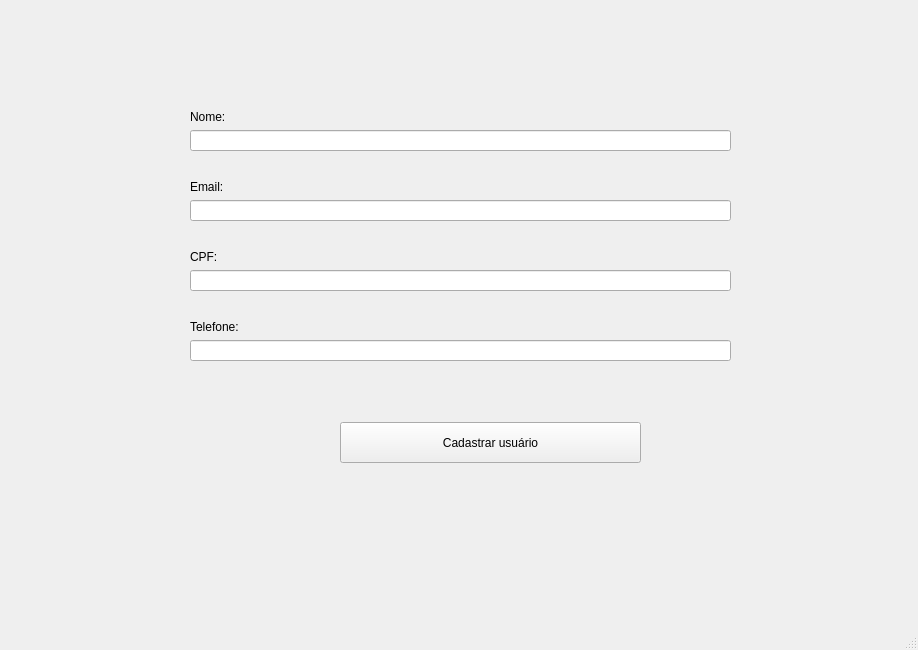
Old version of the form views/cadastroUsuario.ui in the repository Hawstyyy/biblioteca-poo.
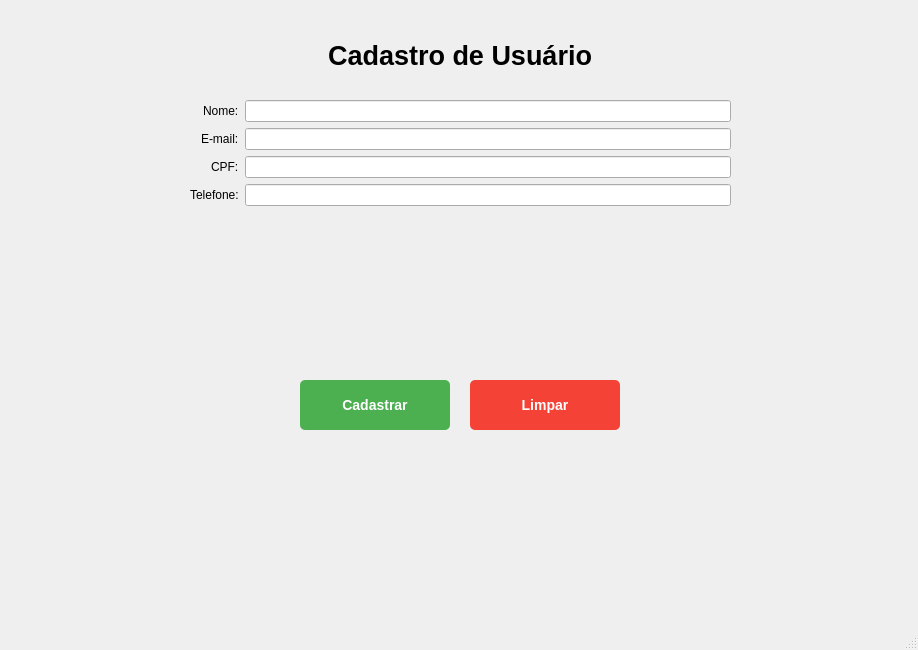
New version of the form.

Patch:
```diff
--- a/views/cadastroUsuario.ui
+++ b/views/cadastroUsuario.ui
@@ -14,90 +14,79 @@
    <string>MainWindow</string>
   </property>
   <widget class="QWidget" name="centralwidget">
-   <widget class="QWidget" name="gridLayoutWidget">
+   <widget class="QLabel" name="tituloLabel">
+    <property name="geometry">
+     <rect>
+      <x>260</x>
+      <y>30</y>
+      <width>400</width>
+      <height>50</height>
+     </rect>
+    </property>
+    <property name="text">
+     <string>Cadastro de Usuário</string>
+    </property>
+    <property name="alignment">
+     <set>Qt::AlignCenter</set>
+    </property>
+    <property name="font">
+     <font>
+      <pointsize>20</pointsize>
+      <bold>true</bold>
+     </font>
+    </property>
+   </widget>
+   <widget class="QWidget" name="formLayoutWidget">
     <property name="geometry">
      <rect>
       <x>190</x>
-      <y>110</y>
+      <y>100</y>
       <width>541</width>
-      <height>41</height>
+      <height>250</height>
      </rect>
     </property>
-    <layout class="QGridLayout" name="gridLayout">
+    <layout class="QFormLayout" name="formLayout">
+     <property name="labelAlignment">
+      <set>Qt::AlignRight|Qt::AlignTrailing|Qt::AlignVCenter</set>
+     </property>
      <item row="0" column="0">
-      <widget class="QLabel" name="label">
+      <widget class="QLabel" name="label_nome">
        <property name="text">
         <string>Nome:</string>
        </property>
       </widget>
      </item>
-     <item row="1" column="0">
+     <item row="0" column="1">
       <widget class="QLineEdit" name="nomeCadastro"/>
      </item>
-    </layout>
-   </widget>
-   <widget class="QWidget" name="gridLayoutWidget_2">
-    <property name="geometry">
-     <rect>
-      <x>190</x>
-      <y>180</y>
-      <width>541</width>
-      <height>41</height>
-     </rect>
-    </property>
-    <layout class="QGridLayout" name="gridLayout_2">
-     <item row="0" column="0">
-      <widget class="QLabel" name="label_2">
+     <item row="1" column="0">
+      <widget class="QLabel" name="label_email">
        <property name="text">
-        <string>Email:</string>
+        <string>E-mail:</string>
        </property>
       </widget>
      </item>
-     <item row="1" column="0">
+     <item row="1" column="1">
       <widget class="QLineEdit" name="cadastroEmail"/>
      </item>
-    </layout>
-   </widget>
-   <widget class="QWidget" name="gridLayoutWidget_3">
-    <property name="geometry">
-     <rect>
-      <x>190</x>
-      <y>250</y>
-      <width>541</width>
-      <height>41</height>
-     </rect>
-    </property>
-    <layout class="QGridLayout" name="gridLayout_3">
-     <item row="0" column="0">
-      <widget class="QLabel" name="label_3">
+     <item row="2" column="0">
+      <widget class="QLabel" name="label_cpf">
        <property name="text">
         <string>CPF:</string>
        </property>
       </widget>
      </item>
-     <item row="1" column="0">
+     <item row="2" column="1">
       <widget class="QLineEdit" name="cadastroCpf"/>
      </item>
-    </layout>
-   </widget>
-   <widget class="QWidget" name="gridLayoutWidget_4">
-    <property name="geometry">
-     <rect>
-      <x>190</x>
-      <y>320</y>
-      <width>541</width>
-      <height>41</height>
-     </rect>
-    </property>
-    <layout class="QGridLayout" name="gridLayout_4">
-     <item row="0" column="0">
-      <widget class="QLabel" name="label_4">
+     <item row="3" column="0">
+      <widget class="QLabel" name="label_telefone">
        <property name="text">
         <string>Telefone:</string>
        </property>
       </widget>
      </item>
-     <item row="1" column="0">
+     <item row="3" column="1">
       <widget class="QLineEdit" name="telefoneCadastro"/>
      </item>
     </layout>
@@ -105,14 +94,33 @@
    <widget class="QPushButton" name="cadastrarUsuario">
     <property name="geometry">
      <rect>
-      <x>340</x>
-      <y>422</y>
-      <width>301</width>
-      <height>41</height>
+      <x>300</x>
+      <y>380</y>
+      <width>150</width>
+      <height>50</height>
      </rect>
     </property>
     <property name="text">
-     <string>Cadastrar usuário</string>
+     <string>Cadastrar</string>
+    </property>
+    <property name="styleSheet">
+     <string>background-color: #4CAF50; color: white; font: bold 14px; border-radius: 5px;</string>
+    </property>
+   </widget>
+   <widget class="QPushButton" name="limparCampos">
+    <property name="geometry">
+     <rect>
+      <x>470</x>
+      <y>380</y>
+      <width>150</width>
+      <height>50</height>
+     </rect>
+    </property>
+    <property name="text">
+     <string>Limpar</string>
+    </property>
+    <property name="styleSheet">
+     <string>background-color: #F44336; color: white; font: bold 14px; border-radius: 5px;</string>
     </property>
    </widget>
   </widget>
```
Left out of the diff: 2 changed lines with no effect on the pictures.
